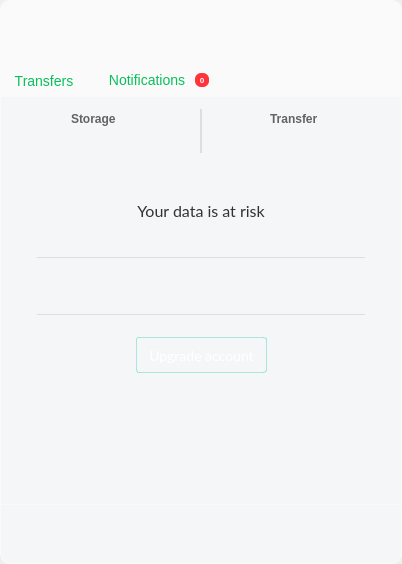
meganz/MEGAsync, file src/MEGASync/gui/ui/InfoDialog.ui: the form before one commit.
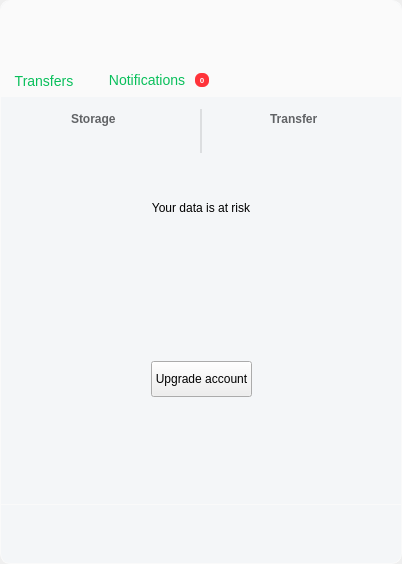
The form after the commit. The open tabs and pages were chosen to show the change. Icons and pictures are not drawn. Custom widgets are drawn as their Qt base class.

The edit to the form file:
```diff
--- a/src/MEGASync/gui/ui/InfoDialog.ui
+++ b/src/MEGASync/gui/ui/InfoDialog.ui
@@ -179,19 +179,37 @@
 {
      border: none;
 }
+QLabel.label-1
+{
+font-size: 14px;
+line-height: 20px;
+}
+QLabel.label-2
+{
+color: #FF616366;/*colorToken.text-secondary*/
+}
+#lUploadToMegaDesc
+{
+font-size: 18px;
+line-height: 28px;
+font-weight: 600;
+}
+QWidget.warning
+{
+background-color: #FFFEF4C6;/*colorToken.notification-warning*/
+border-radius: 8px;
+}
+QLabel.warning
+{
+color: #FFB55407; /*colorToken.text-warning*/
+}
 /***************************************************/
 #wContaine
-#bAvatar, #bState, #bMEGAheader, #bClockDown, #bClockUp, #bOQIcon, #bBusinessQuota, #bBusinessStorage, #bSyncsDisabled, #bAddSync, #bAddBackup, #bSettings, #bBackupsDisabled, #bAllSyncsDisabled, #bCloudDrive
+#bAvatar, #bState, #bMEGAheader, #bClockDown, #bClockUp, #bBusinessQuota, #bBusinessStorage, #bAddSync, #bAddBackup, #bSettings, #bCloudDrive, #bAllSyncsDisabled, #bBackupsDisabled, #bSyncsDisabled, #lUploadToMega, #bOQIcon, #lWarningOverDiskQuotaIcon
 {
 	border: none;
 }
 
-QPushButton
-{
-padding-right: 12px;
-padding-left: 12px;
-}
-
 #wHeaderframe
 {
 border: none;
@@ -218,292 +236,6 @@
 {
 background-color: transparent;
 }
-#pUpdated
-{
-background-color: #FFFFFF;
-}
-#lUploadToMega
-{
-border: none;
-}
-#lUploadToMegaDesc
-{
-margin-top: 10px;
-margin-left: 20px;
-margin-right: 20px;
-color: #666;
-font-family: &quot;Lato&quot;;
-font-size: 16px;
-}
-#pOverquota, #pOverquota *
-{
-background-color: #F4F6F8;
-}
-#lOQTitle
-{
-	color: #333333;
-  font-family: &quot;Lato&quot;;
-	font-size: 16px;
-}
-#lOQDesc
-{
-	color: #666666;
-    font-family: &quot;Lato&quot;;
-	font-size: 14px;
-}
-#bDiscard
-{
-
-background-color: qlineargradient(x1: 0, y1: 0, x2: 0, y2: 1,
-stop: 0 #ffffff, stop: 1 #fafafa);
- border-radius: 3px;
- border: 1px solid rgba(0, 0, 0, 5%);
- font-family: &quot;Lato&quot;;
- font-size: 14px;
- color: #333333;
-}
-#bDiscard::hover
-{
-border: 1px solid rgba(0, 0, 0, 10%);
-}
-#bBuyQuota
-{
-font-family: Lato;
-font-size: 14px;
-border: 1px solid rgba(0,191, 165, 30%);
-border-radius: 3px;
-color: #ffffff;
-background-color: qlineargradient(x1: 0, y1: 0, x2: 0, y2: 1,
-							stop: 0 rgba(0, 204, 176, 1), stop: 1 rgba(0, 172,149,1));
-}
-#bBuyQuota:hover
-{
-	border: 1px solid rgba(0,191, 165, 80%);
-}
-#pOverDiskQuotaPaywall, #pOverDiskQuotaPaywall *
-{
-background-color: #F4F6F8;
-}
-#pUpdated, #pUpdated *
-{
-background-color: #FFFFFF;
-}
-#lOverDiskQuotaTitle
-{
-  color: #333333;
-  font-family: Lato;
-  font-size: 16px;
-  line-height: 24px;
-}
-#lOverDiskQuotaLabel
-{
-  color: #666666;
-  font-family: Lato;
-  font-size: 13px;
-}
-#wUpperSeparator
-{
-  background-color: rgba(0,0,0,0.1);
-}
-#lWarningOverDiskQuotaIcon
-{
-  border: none;
-}
-#lWarningOverDiskQuota
-{
-  color: #333333;
-  font-family: Lato;
-  font-size: 14px;
-  font-weight: bold;
-  line-height: 20px;
-}
-#wBottomSeparator
-{
-  background-color: rgba(0,0,0,0.1);
-}
-#bUpgradeOverDiskQuota
-{
-
-font-family: Lato;
-font-size: 14px;
-border: 1px solid rgba(0,191, 165, 30%);
-border-radius: 3px;
-color: #ffffff;
-padding: 7px 12px 7px 12px;
-background-color: qlineargradient(x1: 0, y1: 0, x2: 0, y2: 1,
-							stop: 0 rgba(0, 204, 176, 1), stop: 1 rgba(0, 172,149,1));
-}
-
-#bUpgradeOverDiskQuota:hover
-{
-	border: 1px solid rgba(0,191, 165, 80%);
-}
-
-#pAllSyncsDisabled, #pAllSyncsDisabled *
-{
-background-color: #F4F6F8;
-}
-
-#lAllSyncsDisabledTitle
-{
-        color: #333333;
-  font-family: &quot;Lato&quot;;
-        font-size: 16px;
-}
-
-#lAllSyncsDisabledDesc
-{
-        color: #666666;
-    font-family: &quot;Lato&quot;;
-        font-size: 14px;
-}
-
-#bDismissAllSyncsSettings
-{
-background-color: qlineargradient(x1: 0, y1: 0, x2: 0, y2: 1,
-stop: 0 #ffffff, stop: 1 #fafafa);
- border-radius: 3px;
- border: 1px solid rgba(0, 0, 0, 5%);
- font-family: &quot;Lato&quot;;
- font-size: 14px;
- color: #333333;
-}
-
-#bDismissAllSyncsSettings::hover
-{
-border: 1px solid rgba(0, 0, 0, 10%);
-}
-
-#bOpenAllSyncsSettings
-{
-font-family: Lato;
-font-size: 14px;
-border: 1px solid rgba(0,191, 165, 30%);
-border-radius: 3px;
-color: #ffffff;
-background-color: qlineargradient(x1: 0, y1: 0, x2: 0, y2: 1,
-                                                        stop: 0 rgba(0, 204, 176, 1), stop: 1 rgba(0, 172,149,1));
-}
-
-#bOpenAllSyncsSettings:hover
-{
-        border: 1px solid rgba(0,191, 165, 80%);
-}
-
-#pBackupsDisabled, #pBackupsDisabled *
-{
-background-color: #F4F6F8;
-}
-
-#lBackupsDisabledTitle
-{
-        color: #333333;
-  font-family: &quot;Lato&quot;;
-        font-size: 16px;
-}
-
-#lBackupsDisabledDesc
-{
-        color: #666666;
-    font-family: &quot;Lato&quot;;
-        font-size: 14px;
-}
-
-#bDismissBackupsSettings
-{
-
-background-color: qlineargradient(x1: 0, y1: 0, x2: 0, y2: 1,
-stop: 0 #ffffff, stop: 1 #fafafa);
- border-radius: 3px;
- border: 1px solid rgba(0, 0, 0, 5%);
- font-family: &quot;Lato&quot;;
- font-size: 14px;
- color: #333333;
-}
-
-#bDismissSyncSettings::hover
-{
-border: 1px solid rgba(0, 0, 0, 10%);
-}
-
-#bOpenBackupsSettings
-{
-font-family: Lato;
-font-size: 14px;
-border: 1px solid rgba(0,191, 165, 30%);
-border-radius: 3px;
-color: #ffffff;
-background-color: qlineargradient(x1: 0, y1: 0, x2: 0, y2: 1,
-                                                        stop: 0 rgba(0, 204, 176, 1), stop: 1 rgba(0, 172,149,1));
-}
-
-#bOpenSyncSettings:hover
-{
-        border: 1px solid rgba(0,191, 165, 80%);
-}
-
-#pSyncsDisabled, #pSyncsDisabled *
-{
-background-color: #F4F6F8;
-}
-
-#lSyncsDisabledTitle
-{
-	color: #333333;
-  font-family: &quot;Lato&quot;;
-	font-size: 16px;
-}
-
-#lSyncsDisabledDesc
-{
-	color: #666666;
-    font-family: &quot;Lato&quot;;
-	font-size: 14px;
-}
-
-#bDismissSyncSettings
-{
-
-background-color: qlineargradient(x1: 0, y1: 0, x2: 0, y2: 1,
-stop: 0 #ffffff, stop: 1 #fafafa);
- border-radius: 3px;
- border: 1px solid rgba(0, 0, 0, 5%);
- font-family: &quot;Lato&quot;;
- font-size: 14px;
- color: #333333;
-}
-
-#bDismissSyncSettings::hover
-{
-border: 1px solid rgba(0, 0, 0, 10%);
-}
-
-
-#bOpenSyncSettings
-{
-font-family: Lato;
-font-size: 14px;
-border: 1px solid rgba(0,191, 165, 30%);
-border-radius: 3px;
-color: #ffffff;
-background-color: qlineargradient(x1: 0, y1: 0, x2: 0, y2: 1,
-							stop: 0 rgba(0, 204, 176, 1), stop: 1 rgba(0, 172,149,1));
-}
-
-#bOpenSyncSettings:hover
-{
-	border: 1px solid rgba(0,191, 165, 80%);
-}
-
-#bNotificationsSettings
-{
-	color: #666666;
-	font-family: Lato;
-	font-size: 14px;
-	line-height: 22px;
-	text-align: center;
-    border: none;
-}
 
 #wContainerBottom, #wBottomFrame, #wBottom
 {
@@ -2168,6 +1900,22 @@
                                </property>
                               </widget>
                              </item>
+                             <item>
+                              <spacer name="verticalSpacer_7">
+                               <property name="orientation">
+                                <enum>Qt::Vertical</enum>
+                               </property>
+                               <property name="sizeType">
+                                <enum>QSizePolicy::Fixed</enum>
+                               </property>
+                               <property name="sizeHint" stdset="0">
+                                <size>
+                                 <width>20</width>
+                                 <height>8</height>
+                                </size>
+                               </property>
+                              </spacer>
+                             </item>
                             </layout>
                            </widget>
                           </item>
@@ -2187,13 +1935,13 @@
                               <number>0</number>
                              </property>
                              <property name="topMargin">
-                              <number>10</number>
+                              <number>0</number>
                              </property>
                              <property name="rightMargin">
                               <number>0</number>
                              </property>
                              <property name="bottomMargin">
-                              <number>10</number>
+                              <number>0</number>
                              </property>
                              <item>
                               <widget class="QLabel" name="lOverDiskQuotaLabel">
@@ -2214,6 +1962,22 @@
                                </property>
                               </widget>
                              </item>
+                             <item>
+                              <spacer name="verticalSpacer_8">
+                               <property name="orientation">
+                                <enum>Qt::Vertical</enum>
+                               </property>
+                               <property name="sizeType">
+                                <enum>QSizePolicy::Fixed</enum>
+                               </property>
+                               <property name="sizeHint" stdset="0">
+                                <size>
+                                 <width>20</width>
+                                 <height>32</height>
+                                </size>
+                               </property>
+                              </spacer>
+                             </item>
                             </layout>
                            </widget>
                           </item>
@@ -2227,7 +1991,7 @@
                             </property>
                             <layout class="QVBoxLayout" name="verticalLayout_26">
                              <property name="spacing">
-                              <number>10</number>
+                              <number>0</number>
                              </property>
                              <property name="leftMargin">
                               <number>0</number>
@@ -2239,30 +2003,8 @@
                               <number>0</number>
                              </property>
                              <property name="bottomMargin">
-                              <number>10</number>
+                              <number>0</number>
                              </property>
-                             <item>
-                              <widget class="QWidget" name="wUpperSeparator" native="true">
-                               <property name="sizePolicy">
-                                <sizepolicy hsizetype="Preferred" vsizetype="Fixed">
-                                 <horstretch>0</horstretch>
-                                 <verstretch>0</verstretch>
-                                </sizepolicy>
-                               </property>
-                               <property name="minimumSize">
-                                <size>
-                                 <width>0</width>
-                                 <height>1</height>
-                                </size>
-                               </property>
-                               <property name="maximumSize">
-                                <size>
-                                 <width>16777215</width>
-                                 <height>1</height>
-                                </size>
-                               </property>
-                              </widget>
-                             </item>
                              <item>
                               <widget class="QWidget" name="wWarningMessage" native="true">
                                <property name="sizePolicy">
@@ -2272,17 +2014,20 @@
                                 </sizepolicy>
                                </property>
                                <layout class="QHBoxLayout" name="horizontalLayout_20">
+                                <property name="spacing">
+                                 <number>8</number>
+                                </property>
                                 <property name="leftMargin">
-                                 <number>0</number>
+                                 <number>12</number>
                                 </property>
                                 <property name="topMargin">
-                                 <number>0</number>
+                                 <number>12</number>
                                 </property>
                                 <property name="rightMargin">
-                                 <number>0</number>
+                                 <number>12</number>
                                 </property>
                                 <property name="bottomMargin">
-                                 <number>0</number>
+                                 <number>12</number>
                                 </property>
                                 <item>
                                  <widget class="QPushButton" name="lWarningOverDiskQuotaIcon">
@@ -2308,10 +2053,13 @@
                                   </property>
                                   <property name="iconSize">
                                    <size>
-                                    <width>36</width>
-                                    <height>36</height>
+                                    <width>16</width>
+                                    <height>16</height>
                                    </size>
                                   </property>
+                                  <property name="flat">
+                                   <bool>false</bool>
+                                  </property>
                                  </widget>
                                 </item>
                                 <item>
@@ -2333,31 +2081,25 @@
                                </layout>
                               </widget>
                              </item>
-                             <item>
-                              <widget class="QWidget" name="wBottomSeparator" native="true">
-                               <property name="sizePolicy">
-                                <sizepolicy hsizetype="Preferred" vsizetype="Fixed">
-                                 <horstretch>0</horstretch>
-                                 <verstretch>0</verstretch>
-                                </sizepolicy>
-                               </property>
-                               <property name="minimumSize">
-                                <size>
-                                 <width>0</width>
-                                 <height>1</height>
-                                </size>
-                               </property>
-                               <property name="maximumSize">
-                                <size>
-                                 <width>16777215</width>
-                                 <height>1</height>
-                                </size>
-                               </property>
-                              </widget>
-                             </item>
                             </layout>
                            </widget>
                           </item>
+                          <item>
+                           <spacer name="verticalSpacer_9">
+                            <property name="orientation">
+                             <enum>Qt::Vertical</enum>
+                            </property>
+                            <property name="sizeType">
+                             <enum>QSizePolicy::Fixed</enum>
+                            </property>
+                            <property name="sizeHint" stdset="0">
+                             <size>
+                              <width>20</width>
+                              <height>32</height>
+                             </size>
+                            </property>
+                           </spacer>
+                          </item>
                           <item>
                            <widget class="QWidget" name="wUpgradeOverDiskQuota" native="true">
                             <property name="sizePolicy">
@@ -2371,7 +2113,7 @@
                               <number>0</number>
                              </property>
                              <property name="topMargin">
-                              <number>12</number>
+                              <number>0</number>
                              </property>
                              <property name="rightMargin">
                               <number>0</number>
```
Left out of the diff: 338 changed lines with no effect on the pictures.
